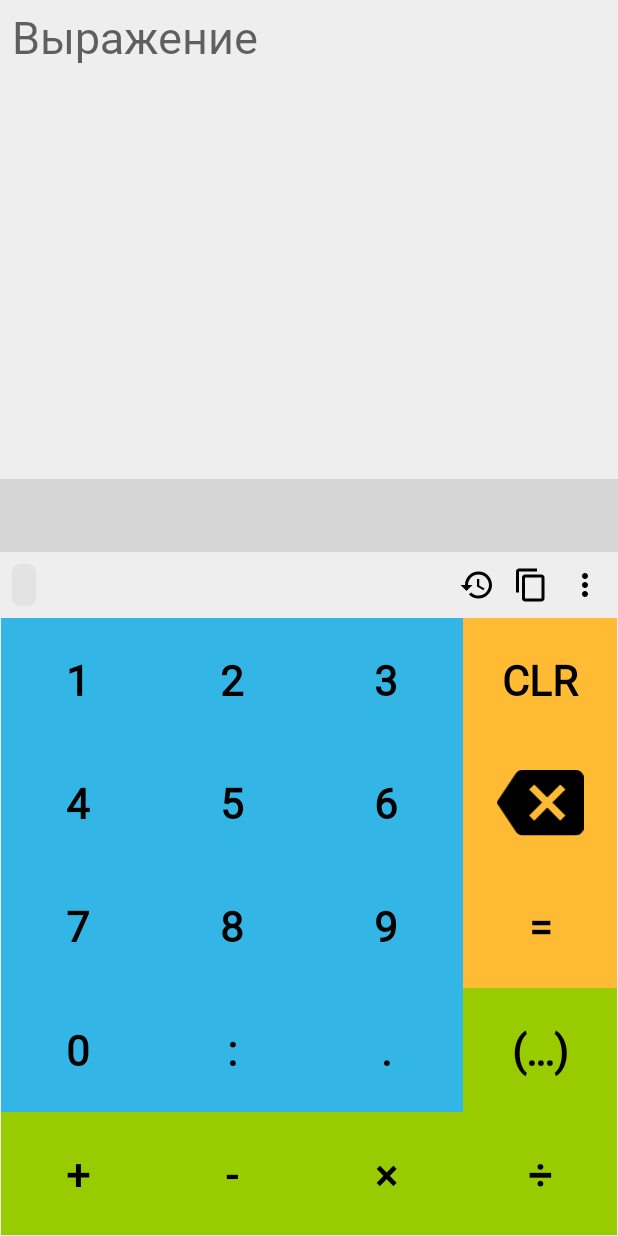
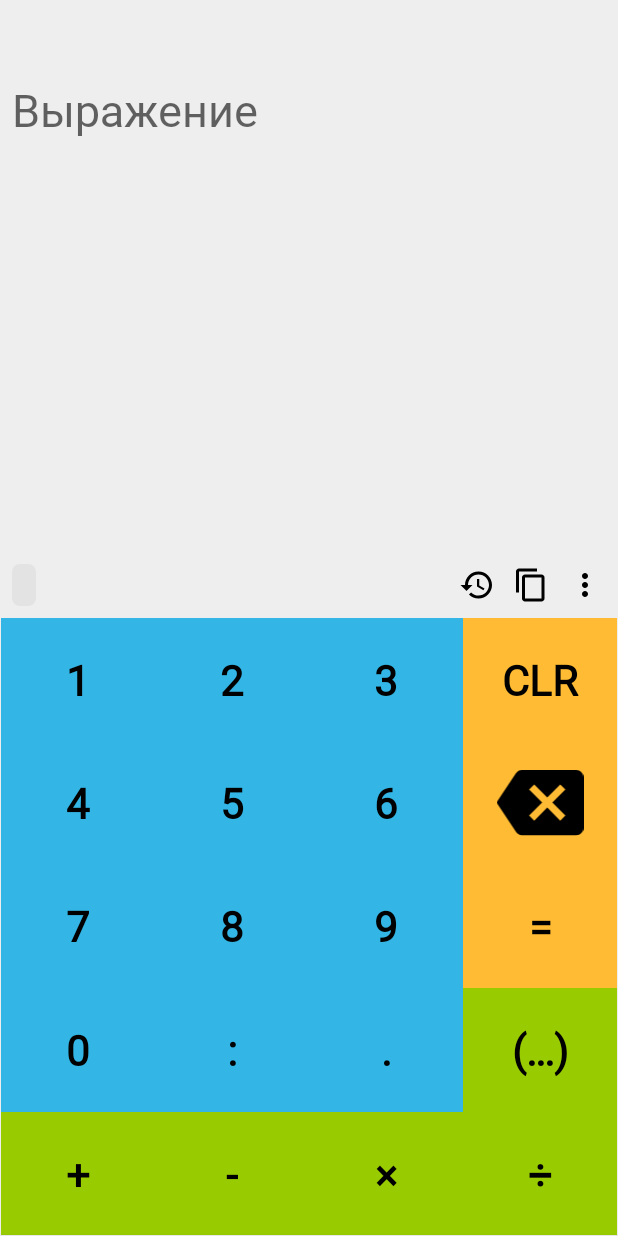
Before and after one commit to serhuz/tCalc, an Android app: the screen it shows after launch (MainActivity), on a phone screen of 412 x 824 dp. Run offline under Robolectric (Android 15) with nearby library versions, the phone set to English and light mode, and no system bars; our stand-ins replace Dagger/Hilt's generated code, Room's generated code, data binding; libraries missing offline, so code that uses them is left out: android.arch.persistence; 16 statements that could not run were skipped.

Commit message:
Reduce overdraw

```diff
--- a/app/src/main/res/drawable/input_background.xml
+++ b/app/src/main/res/drawable/input_background.xml
@@ -2,8 +2,6 @@
 <shape xmlns:android="http://schemas.android.com/apk/res/android">
     <corners
         android:radius="0dp"/>
-    <solid
-        android:color="#EEEEEE"/>
     <padding
         android:left="8dp"
         android:right="8dp"
--- a/app/src/main/res/drawable/shape_result_textview.xml
+++ b/app/src/main/res/drawable/shape_result_textview.xml
@@ -2,8 +2,6 @@
 <shape xmlns:android="http://schemas.android.com/apk/res/android">
     <corners
         android:radius="0dp"/>
-    <solid
-        android:color="@color/color_background_result"/>
     <padding
         android:left="8dp"
         android:right="8dp"
--- a/app/src/main/res/layout/activity_main.xml
+++ b/app/src/main/res/layout/activity_main.xml
@@ -1,16 +1,16 @@
 <layout xmlns:android="http://schemas.android.com/apk/res/android"
-        xmlns:bind="http://schemas.android.com/apk/res-auto"
-        xmlns:tools="http://schemas.android.com/tools">
+    xmlns:bind="http://schemas.android.com/apk/res-auto"
+    xmlns:tools="http://schemas.android.com/tools">
 
     <data>
 
         <variable
             name="actionsModel"
-            type="ua.sergeimunovarov.tcalc.main.actions.ActionsModel"/>
+            type="ua.sergeimunovarov.tcalc.main.actions.ActionsModel" />
 
         <variable
             name="inputType"
-            type="android.text.InputType"/>
+            type="android.text.InputType" />
     </data>
 
     <android.support.design.widget.CoordinatorLayout
@@ -21,43 +21,28 @@
         <LinearLayout
             android:layout_width="match_parent"
             android:layout_height="match_parent"
-            android:layout_marginBottom="0dp"
-            android:layout_marginLeft="0dp"
-            android:layout_marginRight="0dp"
-            android:layout_marginTop="0dp"
-            android:background="@color/color_background"
             android:orientation="vertical"
             android:weightSum="1">
 
             <RelativeLayout
                 android:layout_width="match_parent"
                 android:layout_height="0dp"
-                android:layout_weight="@dimen/input_weight">
+                android:layout_weight="@dimen/input_weight"
+                android:background="@color/color_background">
 
-                <ua.sergeimunovarov.tcalc.main.views.CustomEditText
-                    android:id="@+id/input"
-                    style="@style/InputStyle"
+                <include
+                    android:id="@+id/actions_layout"
+                    layout="@layout/layout_actions"
                     android:layout_width="match_parent"
                     android:layout_height="wrap_content"
-                    android:layout_above="@+id/scroll_textView"
-                    android:layout_alignParentEnd="true"
-                    android:layout_alignParentLeft="true"
-                    android:layout_alignParentRight="true"
-                    android:layout_alignParentStart="true"
-                    android:layout_alignParentTop="true"
-                    android:hint="@string/hint_expression"
-                    android:textSize="@dimen/textview_text_size"
-                    bind:rawInputType="@{inputType.TYPE_CLASS_TEXT}"
-                    bind:textIsSelectable="@{true}"/>
+                    android:layout_alignParentBottom="true"
+                    bind:model="@{actionsModel}" />
 
                 <HorizontalScrollView
                     android:id="@+id/scroll_textView"
                     android:layout_width="match_parent"
                     android:layout_height="wrap_content"
-                    android:layout_above="@+id/actions_layout"
-                    android:layout_alignParentLeft="true"
-                    android:layout_alignParentStart="true"
-                    android:background="@color/color_background_result"
+                    android:layout_alignParentTop="true"
                     android:scrollbars="none">
 
                     <TextView
@@ -65,14 +50,21 @@
                         style="@style/ResultStyle"
                         android:layout_width="wrap_content"
                         android:layout_height="wrap_content"
-                        tools:text="= 01:10:30"/>
+                        tools:text="= 01:10:30" />
 
                 </HorizontalScrollView>
 
-                <include
-                    android:id="@+id/actions_layout"
-                    layout="@layout/layout_actions"
-                    bind:model="@{actionsModel}"/>
+                <ua.sergeimunovarov.tcalc.main.views.CustomEditText
+                    android:id="@+id/input"
+                    style="@style/InputStyle"
+                    android:layout_width="match_parent"
+                    android:layout_height="wrap_content"
+                    android:layout_above="@id/actions_layout"
+                    android:layout_below="@id/scroll_textView"
+                    android:hint="@string/hint_expression"
+                    android:textSize="@dimen/textview_text_size"
+                    bind:rawInputType="@{inputType.TYPE_CLASS_TEXT}"
+                    bind:textIsSelectable="@{true}" />
 
             </RelativeLayout>
 
@@ -80,13 +72,13 @@
                 android:id="@+id/numpad_container"
                 android:layout_width="match_parent"
                 android:layout_height="0dp"
-                android:layout_weight="@dimen/numpad_weight"/>
+                android:layout_weight="@dimen/numpad_weight" />
 
         </LinearLayout>
 
         <include
             android:id="@+id/history_botton_sheet"
-            layout="@layout/layout_history"/>
+            layout="@layout/layout_history" />
 
     </android.support.design.widget.CoordinatorLayout>
 </layout>
--- a/app/src/main/res/layout/layout_actions.xml
+++ b/app/src/main/res/layout/layout_actions.xml
@@ -16,12 +16,7 @@
     <RelativeLayout xmlns:android="http://schemas.android.com/apk/res/android"
         android:layout_width="match_parent"
         android:layout_height="wrap_content"
-        android:layout_alignParentBottom="true"
-        android:paddingBottom="8dp"
-        android:paddingLeft="8dp"
-        android:paddingRight="8dp"
-        android:paddingTop="8dp"
-        tools:ignore="ObsoleteLayoutParam">
+        android:padding="8dp">
 
         <TextSwitcher
             android:id="@+id/indicator_format"
```
